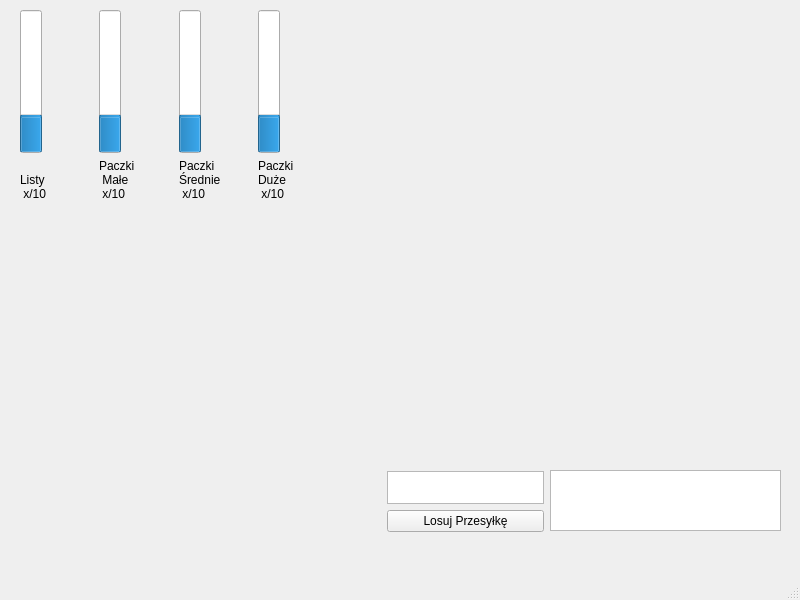
Before: the Qt Designer form mainwindow.ui in DomaszDomingo/ProjektMagazyn, drawn with Qt 5.
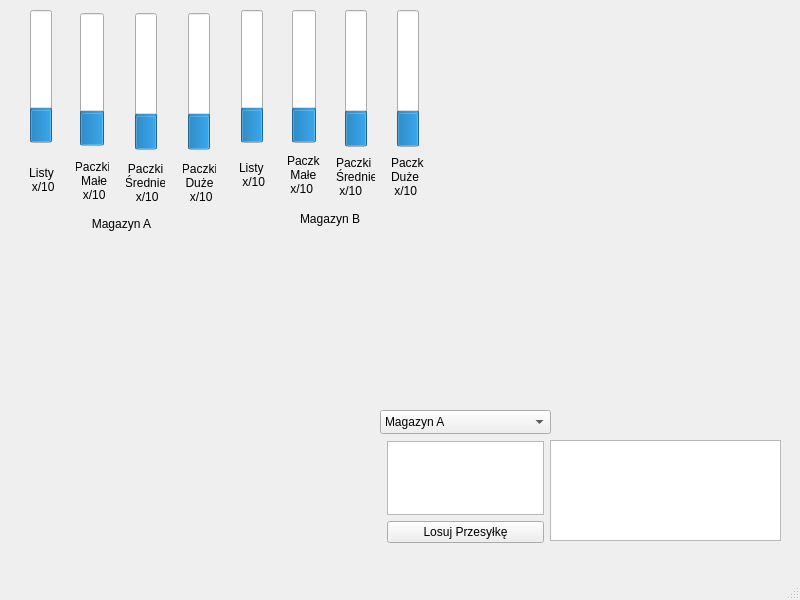
After: the same form once the commit is applied.

Commit message:
Dodany drugi magazyn
Ogarnięte etykiety itp  Wszystko działa poprawnie

What changed in the file:
```diff
--- a/mainwindow.ui
+++ b/mainwindow.ui
@@ -18,9 +18,9 @@
     <property name="geometry">
      <rect>
       <x>550</x>
-      <y>470</y>
+      <y>440</y>
       <width>231</width>
-      <height>61</height>
+      <height>101</height>
      </rect>
     </property>
    </widget>
@@ -28,9 +28,9 @@
     <property name="geometry">
      <rect>
       <x>387</x>
-      <y>471</y>
+      <y>441</y>
       <width>157</width>
-      <height>61</height>
+      <height>102</height>
      </rect>
     </property>
     <layout class="QVBoxLayout" name="verticalLayout">
@@ -46,89 +46,273 @@
      </item>
     </layout>
    </widget>
+   <widget class="QComboBox" name="magazynComboBox">
+    <property name="geometry">
+     <rect>
+      <x>380</x>
+      <y>410</y>
+      <width>171</width>
+      <height>24</height>
+     </rect>
+    </property>
+    <item>
+     <property name="text">
+      <string>Magazyn A</string>
+     </property>
+    </item>
+    <item>
+     <property name="text">
+      <string>Magazyn B</string>
+     </property>
+    </item>
+   </widget>
    <widget class="QWidget" name="">
     <property name="geometry">
      <rect>
       <x>20</x>
       <y>10</y>
-      <width>311</width>
-      <height>191</height>
+      <width>411</width>
+      <height>221</height>
      </rect>
     </property>
+    <layout class="QHBoxLayout" name="horizontalLayout_3">
+     <item>
+      <layout class="QVBoxLayout" name="verticalLayout_10">
+       <item>
     <layout class="QHBoxLayout" name="horizontalLayout">
      <item>
       <layout class="QVBoxLayout" name="verticalLayout_2">
-       <item>
-        <widget class="QProgressBar" name="progressList">
+           <property name="spacing">
+            <number>6</number>
+           </property>
+           <property name="bottomMargin">
+            <number>0</number>
+           </property>
+           <item alignment="Qt::AlignHCenter">
+            <widget class="QProgressBar" name="progressListA">
+             <property name="minimumSize">
+              <size>
+               <width>0</width>
+               <height>133</height>
+              </size>
+             </property>
+             <property name="maximumSize">
+              <size>
+               <width>24</width>
+               <height>133</height>
+              </size>
+             </property>
+             <property name="baseSize">
+              <size>
+               <width>0</width>
+               <height>0</height>
+              </size>
+             </property>
          <property name="value">
           <number>24</number>
          </property>
+             <property name="alignment">
+              <set>Qt::AlignCenter</set>
+             </property>
+             <property name="textVisible">
+              <bool>true</bool>
+             </property>
          <property name="orientation">
           <enum>Qt::Vertical</enum>
          </property>
         </widget>
        </item>
-       <item>
-        <widget class="QLabel" name="labelList">
+           <item alignment="Qt::AlignVCenter">
+            <widget class="QLabel" name="labelListA">
+             <property name="maximumSize">
+              <size>
+               <width>43</width>
+               <height>32</height>
+              </size>
+             </property>
          <property name="text">
-          <string>
-Listy
+              <string>Listy
  x/10</string>
          </property>
+             <property name="alignment">
+              <set>Qt::AlignCenter</set>
+             </property>
         </widget>
        </item>
       </layout>
      </item>
      <item>
       <layout class="QVBoxLayout" name="verticalLayout_3">
-       <item>
-        <widget class="QProgressBar" name="progressMala">
+           <item alignment="Qt::AlignHCenter">
+            <widget class="QProgressBar" name="progressMalaA">
+             <property name="minimumSize">
+              <size>
+               <width>24</width>
+               <height>133</height>
+              </size>
+             </property>
+             <property name="maximumSize">
+              <size>
+               <width>24</width>
+               <height>133</height>
+              </size>
+             </property>
          <property name="value">
           <number>24</number>
          </property>
+             <property name="alignment">
+              <set>Qt::AlignCenter</set>
+             </property>
+             <property name="textVisible">
+              <bool>true</bool>
+             </property>
          <property name="orientation">
           <enum>Qt::Vertical</enum>
          </property>
         </widget>
        </item>
-       <item>
-        <widget class="QLabel" name="labelMala">
+           <item alignment="Qt::AlignHCenter">
+            <widget class="QLabel" name="labelMalaA">
+             <property name="maximumSize">
+              <size>
+               <width>33</width>
+               <height>52</height>
+              </size>
+             </property>
          <property name="text">
           <string>Paczki
  Małe
  x/10</string>
          </property>
+             <property name="alignment">
+              <set>Qt::AlignCenter</set>
+             </property>
         </widget>
        </item>
       </layout>
      </item>
      <item>
       <layout class="QVBoxLayout" name="verticalLayout_5">
-       <item>
-        <widget class="QProgressBar" name="progressSrednia">
+           <item alignment="Qt::AlignHCenter">
+            <widget class="QProgressBar" name="progressSredniaA">
+             <property name="maximumSize">
+              <size>
+               <width>24</width>
+               <height>137</height>
+              </size>
+             </property>
          <property name="value">
           <number>24</number>
          </property>
+             <property name="alignment">
+              <set>Qt::AlignCenter</set>
+             </property>
+             <property name="textVisible">
+              <bool>true</bool>
+             </property>
          <property name="orientation">
           <enum>Qt::Vertical</enum>
          </property>
         </widget>
        </item>
-       <item>
-        <widget class="QLabel" name="labelSrednia">
+           <item alignment="Qt::AlignHCenter">
+            <widget class="QLabel" name="labelSredniaA">
+             <property name="maximumSize">
+              <size>
+               <width>39</width>
+               <height>48</height>
+              </size>
+             </property>
          <property name="text">
           <string>Paczki
 Średnie
  x/10</string>
          </property>
+             <property name="alignment">
+              <set>Qt::AlignCenter</set>
+             </property>
         </widget>
        </item>
       </layout>
      </item>
      <item>
       <layout class="QVBoxLayout" name="verticalLayout_4">
+           <item alignment="Qt::AlignHCenter">
+            <widget class="QProgressBar" name="progressDuzaA">
+             <property name="sizePolicy">
+              <sizepolicy hsizetype="Fixed" vsizetype="Expanding">
+               <horstretch>0</horstretch>
+               <verstretch>0</verstretch>
+              </sizepolicy>
+             </property>
+             <property name="maximumSize">
+              <size>
+               <width>24</width>
+               <height>137</height>
+              </size>
+             </property>
+             <property name="value">
+              <number>24</number>
+             </property>
+             <property name="alignment">
+              <set>Qt::AlignCenter</set>
+             </property>
+             <property name="textVisible">
+              <bool>true</bool>
+             </property>
+             <property name="orientation">
+              <enum>Qt::Vertical</enum>
+             </property>
+            </widget>
+           </item>
+           <item alignment="Qt::AlignHCenter">
+            <widget class="QLabel" name="labelDuzaA">
+             <property name="maximumSize">
+              <size>
+               <width>33</width>
+               <height>48</height>
+              </size>
+             </property>
+             <property name="text">
+              <string>Paczki
+Duże
+ x/10</string>
+             </property>
+             <property name="alignment">
+              <set>Qt::AlignCenter</set>
+             </property>
+            </widget>
+           </item>
+          </layout>
+         </item>
+        </layout>
+       </item>
        <item>
-        <widget class="QProgressBar" name="progressDuza">
+        <widget class="QLabel" name="labelMagazynuA">
+         <property name="text">
+          <string>Magazyn A</string>
+         </property>
+         <property name="alignment">
+          <set>Qt::AlignCenter</set>
+         </property>
+        </widget>
+       </item>
+      </layout>
+     </item>
+     <item>
+      <layout class="QVBoxLayout" name="verticalLayout_11">
+       <item>
+        <layout class="QHBoxLayout" name="horizontalLayout_2">
+         <item>
+          <layout class="QVBoxLayout" name="verticalLayout_6">
+           <item alignment="Qt::AlignHCenter">
+            <widget class="QProgressBar" name="progressListB">
+             <property name="maximumSize">
+              <size>
+               <width>24</width>
+               <height>133</height>
+              </size>
+             </property>
          <property name="value">
           <number>24</number>
          </property>
@@ -137,12 +321,142 @@
          </property>
         </widget>
        </item>
+           <item alignment="Qt::AlignHCenter">
+            <widget class="QLabel" name="labelListB">
+             <property name="maximumSize">
+              <size>
+               <width>26</width>
+               <height>52</height>
+              </size>
+             </property>
+             <property name="text">
+              <string>Listy
+ x/10</string>
+             </property>
+            </widget>
+           </item>
+          </layout>
+         </item>
        <item>
-        <widget class="QLabel" name="labelDuza">
+          <layout class="QVBoxLayout" name="verticalLayout_7">
+           <item alignment="Qt::AlignHCenter">
+            <widget class="QProgressBar" name="progressMalaB">
+             <property name="minimumSize">
+              <size>
+               <width>24</width>
+               <height>133</height>
+              </size>
+             </property>
+             <property name="maximumSize">
+              <size>
+               <width>24</width>
+               <height>133</height>
+              </size>
+             </property>
+             <property name="value">
+              <number>24</number>
+             </property>
+             <property name="orientation">
+              <enum>Qt::Vertical</enum>
+             </property>
+            </widget>
+           </item>
+           <item alignment="Qt::AlignHCenter">
+            <widget class="QLabel" name="labelMalaB">
+             <property name="maximumSize">
+              <size>
+               <width>33</width>
+               <height>52</height>
+              </size>
+             </property>
          <property name="text">
           <string>Paczki
+ Małe
+ x/10</string>
+             </property>
+            </widget>
+           </item>
+          </layout>
+         </item>
+         <item>
+          <layout class="QVBoxLayout" name="verticalLayout_8">
+           <item alignment="Qt::AlignHCenter">
+            <widget class="QProgressBar" name="progressSredniaB">
+             <property name="maximumSize">
+              <size>
+               <width>24</width>
+               <height>137</height>
+              </size>
+             </property>
+             <property name="value">
+              <number>24</number>
+             </property>
+             <property name="orientation">
+              <enum>Qt::Vertical</enum>
+             </property>
+            </widget>
+           </item>
+           <item alignment="Qt::AlignHCenter">
+            <widget class="QLabel" name="labelSredniaB">
+             <property name="maximumSize">
+              <size>
+               <width>39</width>
+               <height>48</height>
+              </size>
+             </property>
+             <property name="text">
+              <string>Paczki
+Średnie
+ x/10</string>
+             </property>
+            </widget>
+           </item>
+          </layout>
+         </item>
+         <item>
+          <layout class="QVBoxLayout" name="verticalLayout_9">
+           <item alignment="Qt::AlignHCenter">
+            <widget class="QProgressBar" name="progressDuzaB">
+             <property name="maximumSize">
+              <size>
+               <width>24</width>
+               <height>137</height>
+              </size>
+             </property>
+             <property name="value">
+              <number>24</number>
+             </property>
+             <property name="orientation">
+              <enum>Qt::Vertical</enum>
+             </property>
+            </widget>
+           </item>
+           <item alignment="Qt::AlignHCenter">
+            <widget class="QLabel" name="labelDuzaB">
+             <property name="maximumSize">
+              <size>
+               <width>33</width>
+               <height>48</height>
+              </size>
+             </property>
+             <property name="text">
+              <string>Paczki
 Duże
  x/10</string>
+             </property>
+            </widget>
+           </item>
+          </layout>
+         </item>
+        </layout>
+       </item>
+       <item>
+        <widget class="QLabel" name="labelMagazynuB">
+         <property name="text">
+          <string>Magazyn B</string>
+         </property>
+         <property name="alignment">
+          <set>Qt::AlignCenter</set>
          </property>
         </widget>
        </item>
```
Lines whose indentation alone changed are shown as unchanged. The commit also changes 7 other files.
